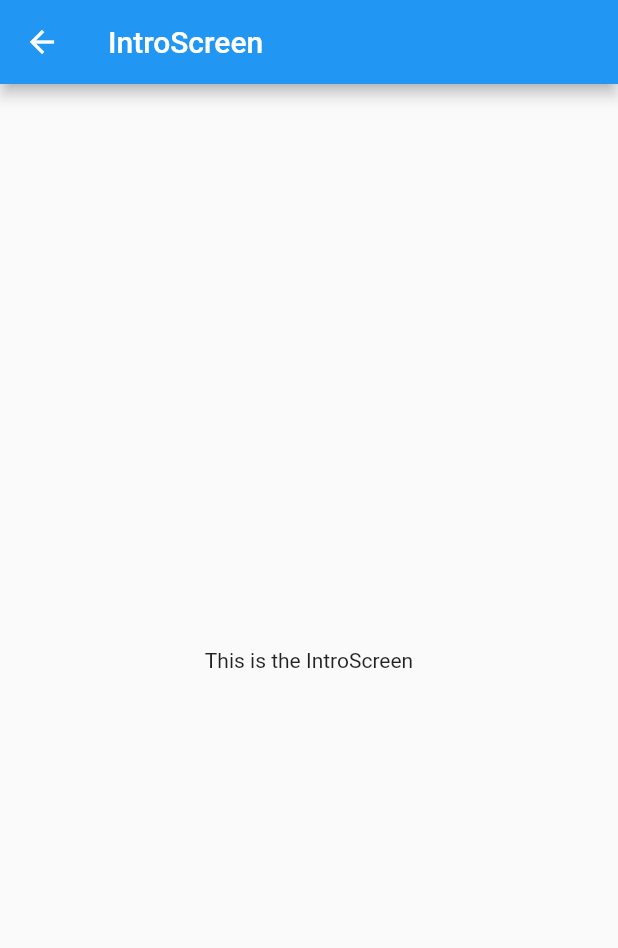
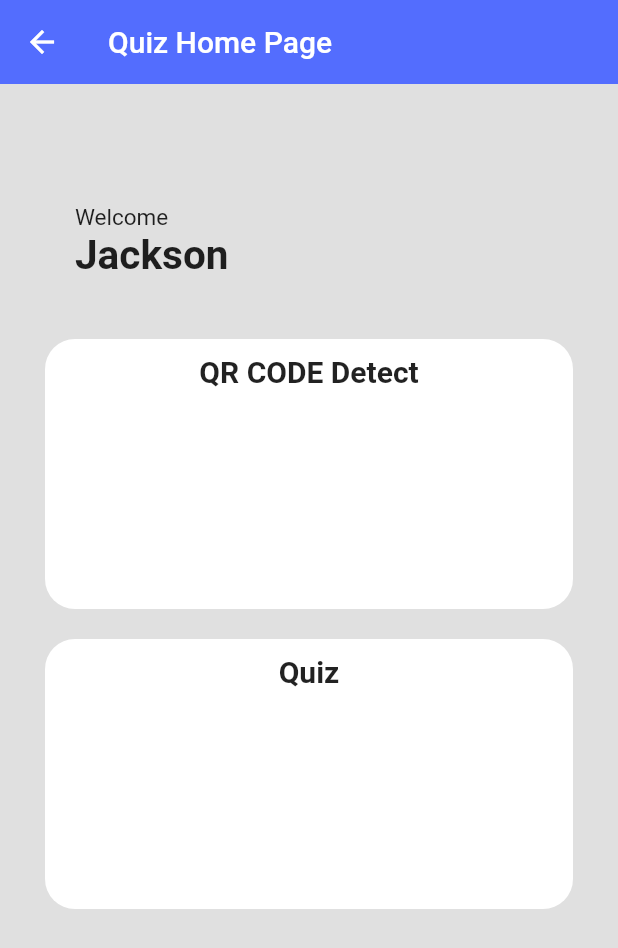
Before and after one commit to Sebastianelli-Nicola/learn_ar, a Flutter app: the screen it shows after launch, after a tap on "Quiz", on a phone screen of 412 x 824 dp. Shown: the top 948 px of the screen. Run offline on Flutter 3.47's test engine with Material 2 defaults, Android fonts, the phone set to English and light mode, and no system bars; our stand-ins replace firebase_auth, firebase_core, permission_handler, shared_preferences; missing offline and left inert: flutter_unity_widget; accounts and stored records are empty; Roboto replaces fonts that are missing (circle).

Commit message:
Add first part of th Quiz Game

```diff
--- a/lib/main.dart
+++ b/lib/main.dart
@@ -5,6 +5,8 @@ import 'package:learn_ar/screens/AuthPage.dart';
 import 'package:learn_ar/screens/Homepage.dart';
 import 'package:learn_ar/screens/IntroScreen.dart';
 import 'package:learn_ar/screens/SplashScreen.dart';
+import 'package:learn_ar/screens/quiz/QuizPage.dart';
+import 'package:learn_ar/screens/quiz/StartPage.dart';
 import 'package:provider/provider.dart';
 import 'auth.dart';
 import 'screens/Login.dart';
@@ -42,6 +44,8 @@ class _MyAppState extends State<MyApp> {
           '/homepage': (context) => const Intro(),
           '/auth': (context) => const AuthPage(),
           '/ar': (context) => const ArPage(),
+          '/quizhomepage': (context) => const StartPage(),
+          '/quizpage': (context) => const QuizPage(),
         },
         home: StreamBuilder(stream: Auth().authStateChanges, builder: (context, snapshot){
             if(snapshot.hasData){
--- a/lib/screens/Homepage.dart
+++ b/lib/screens/Homepage.dart
@@ -1,6 +1,4 @@
 import 'package:flutter/material.dart';
-
-
 
 
 class Intro extends StatelessWidget {
@@ -92,7 +90,7 @@ class Intro extends StatelessWidget {
                           return ObjectDetail2();
                         },
                         opaque: false));*/
-                    Navigator.pushNamed(context, '/introscreen');
+                    Navigator.pushNamed(context, '/quizhomepage');
                   },
                   child: Container(
                     margin: EdgeInsets.only(top: 20),
--- /dev/null
+++ b/lib/screens/quiz/StartPage.dart
@@ -0,0 +1,136 @@
+import 'package:flutter/material.dart';
+import 'package:learn_ar/constants.dart';
+
+
+class StartPage extends StatelessWidget {
+  const StartPage({Key? key}) : super(key: key);
+
+  @override
+  Widget build(BuildContext context) {
+    return Scaffold(
+      backgroundColor: Colors.grey.shade300,
+      appBar: AppBar(
+        title: const Text('Quiz Home Page'),
+        backgroundColor: background,
+        shadowColor: Colors.transparent,
+      ),
+      body: Container(
+        padding: EdgeInsets.all(30),
+        child: Column(
+          crossAxisAlignment: CrossAxisAlignment.start,
+          children: [
+            Row(
+              mainAxisAlignment: MainAxisAlignment.spaceBetween,
+              children: [
+                Column(
+                  children: [
+                    Container(
+                      padding: EdgeInsets.all(20),
+                      child: const Column(
+                        crossAxisAlignment: CrossAxisAlignment.start,
+                        children: [
+                          SizedBox(height: 30,),
+                          Text("Welcome", style: TextStyle(
+                              fontSize: 15,
+                              fontWeight: FontWeight.w400,
+                              fontFamily: 'circle'
+                          ),),
+                          Text("Jackson", style: TextStyle(
+                              fontSize: 27,
+                              fontWeight: FontWeight.w600,
+                              fontFamily: 'circle'
+                          ),),
+                        ],
+                      ),
+                    ),
+                  ],
+                ),
+              ],
+            ),
+            Column(
+              children: [
+                InkWell(
+                  onTap: (){
+                    /*Navigator.of(context).push(PageRouteBuilder(
+                              pageBuilder: (context, animation, _) {
+                                return ObjectDetail();
+                              },
+                              opaque: false));*/
+                    Navigator.pushNamed(context, '/ar');
+                  },
+                  child: Container(
+                    margin: EdgeInsets.only(top: 20),
+                    width: 360,
+                    height: 180,
+                    decoration: BoxDecoration(
+                      color: Colors.white,
+                      borderRadius: BorderRadius.all(Radius.circular(20)),
+                      boxShadow:[
+                        BoxShadow(
+                          color: Colors.grey[300]!.withOpacity(1.0), //color of shadow
+                          spreadRadius: 1, //spread radius
+                          blurRadius: 1, // blur radius
+                          offset: Offset(0, 1), // changes position of shadow
+                          //first paramerter of offset is left-right
+                          //second parameter is top to down
+                        ),
+                        //you can set more BoxShadow() here
+                      ],
+                    ),
+                    child:const Column(
+                      children: [
+                        //Image.asset('images/jett.png',width: 130,height: 130,),
+                        SizedBox(height:10 ,),
+                        Text('QR CODE Detect',style: TextStyle( fontSize: 20,fontWeight: FontWeight.bold),),
+                      ],
+
+                    ),
+                  ),
+                ),
+              ],
+            ),
+            InkWell(
+              onTap: (){
+                /*Navigator.of(context).push(PageRouteBuilder(
+                        pageBuilder: (context, animation, _) {
+                          return ObjectDetail2();
+                        },
+                        opaque: false));*/
+                Navigator.pushNamed(context, '/quizpage');
+              },
+              child: Container(
+                margin: EdgeInsets.only(top: 20),
+                width: 360,
+                height: 180,
+                decoration: BoxDecoration(
+                  color: Colors.white,
+                  borderRadius: BorderRadius.all(Radius.circular(20)),
+                  boxShadow:[
+                    BoxShadow(
+                      color: Colors.grey[300]!.withOpacity(1.0), //color of shadow
+                      spreadRadius: 1, //spread radius
+                      blurRadius: 1, // blur radius
+                      offset: Offset(0, 1), // changes position of shadow
+                      //first paramerter of offset is left-right
+                      //second parameter is top to down
+                    ),
+                    //you can set more BoxShadow() here
+                  ],
+                ),
+                child:const Column(
+                  children: [
+                    //Image.asset('images/alien.png',width: 160,height: 130,),
+                    SizedBox(height:10 ,),
+                    Text('Quiz',style: TextStyle( fontSize: 20,fontWeight: FontWeight.bold),),
+                  ],
+
+                ),
+              ),
+            ),
+
+          ],
+        ),
+      ),
+    );
+  }
+}
```
Also changed, not shown: lib/constants.dart (added, +11 -0 lines), lib/database/QuestionModel.dart (added, +25 -0 lines), lib/screens/quiz/QuizPage.dart (added, +132 -0 lines), lib/widget/NextButton.dart (added, +26 -0 lines), lib/widget/OptionCard.dart (added, +25 -0 lines), lib/widget/QuestionWidget.dart (added, +25 -0 lines), lib/widget/ResultBox.dart (added, +64 -0 lines).
